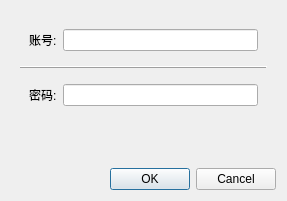
First picture: the form in music/ui_login.ui, repository kewuaa/desktop_pet, before the edit.
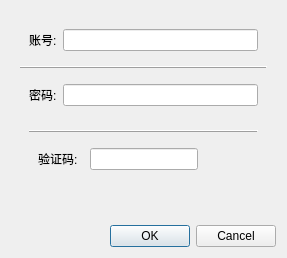
Second picture: the form after the edit.

What changed in the file:
```diff
--- a/music/ui_login.ui
+++ b/music/ui_login.ui
@@ -7,7 +7,7 @@
     <x>0</x>
     <y>0</y>
     <width>287</width>
-    <height>201</height>
+    <height>258</height>
    </rect>
   </property>
   <property name="windowTitle">
@@ -63,8 +63,56 @@
         </layout>
        </widget>
       </item>
+      <item>
+       <widget class="QWidget" name="verifywidget" native="true">
+        <property name="enabled">
+         <bool>true</bool>
+        </property>
+        <layout class="QVBoxLayout" name="verticalLayout_3">
+         <item>
+          <widget class="QFrame" name="frame_2">
+           <property name="frameShape">
+            <enum>QFrame::HLine</enum>
+           </property>
+           <property name="frameShadow">
+            <enum>QFrame::Raised</enum>
+           </property>
+          </widget>
+         </item>
+         <item>
+          <widget class="QWidget" name="widget_4" native="true">
+           <layout class="QHBoxLayout" name="horizontalLayout_4">
+            <item>
+             <widget class="QLabel" name="label_3">
+              <property name="text">
+               <string>验证码:</string>
+              </property>
+             </widget>
+            </item>
+            <item alignment="Qt::AlignHCenter">
+             <widget class="QLineEdit" name="verifylineEdit"/>
+            </item>
+            <item>
+             <widget class="QLabel" name="verifyimglabel">
+              <property name="text">
+               <string/>
+              </property>
+             </widget>
+            </item>
+           </layout>
+          </widget>
+         </item>
+        </layout>
+       </widget>
+      </item>
       <item>
        <widget class="QLabel" name="messagelabel">
+        <property name="frameShape">
+         <enum>QFrame::NoFrame</enum>
+        </property>
+        <property name="frameShadow">
+         <enum>QFrame::Raised</enum>
+        </property>
         <property name="text">
          <string/>
         </property>
```
